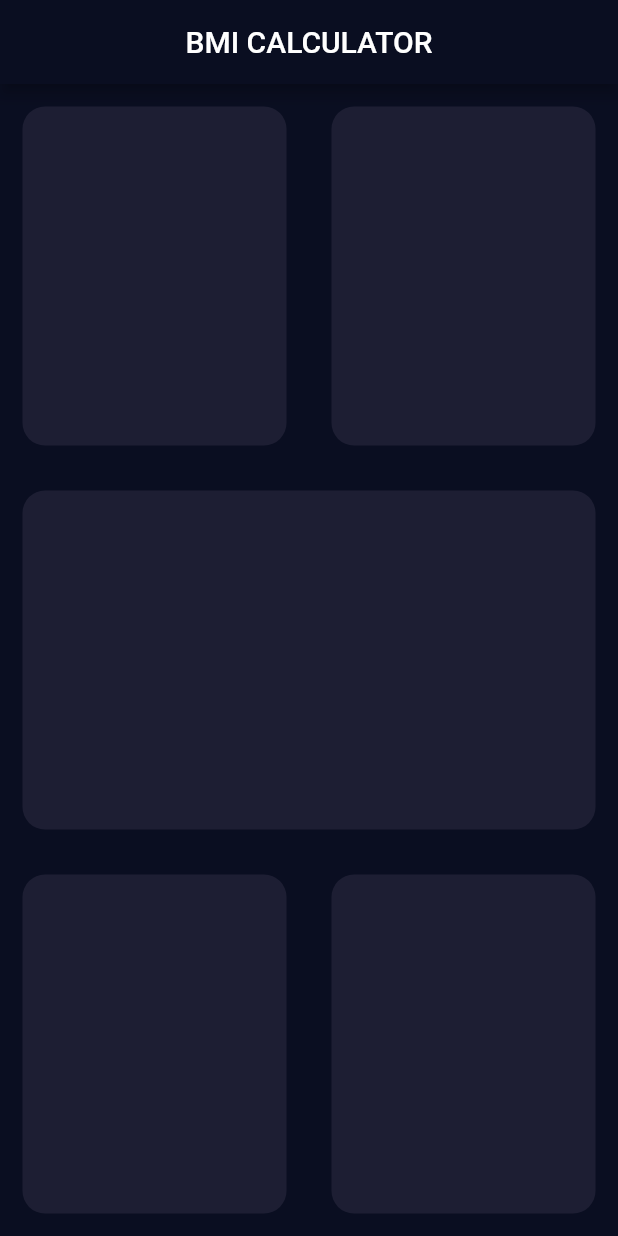
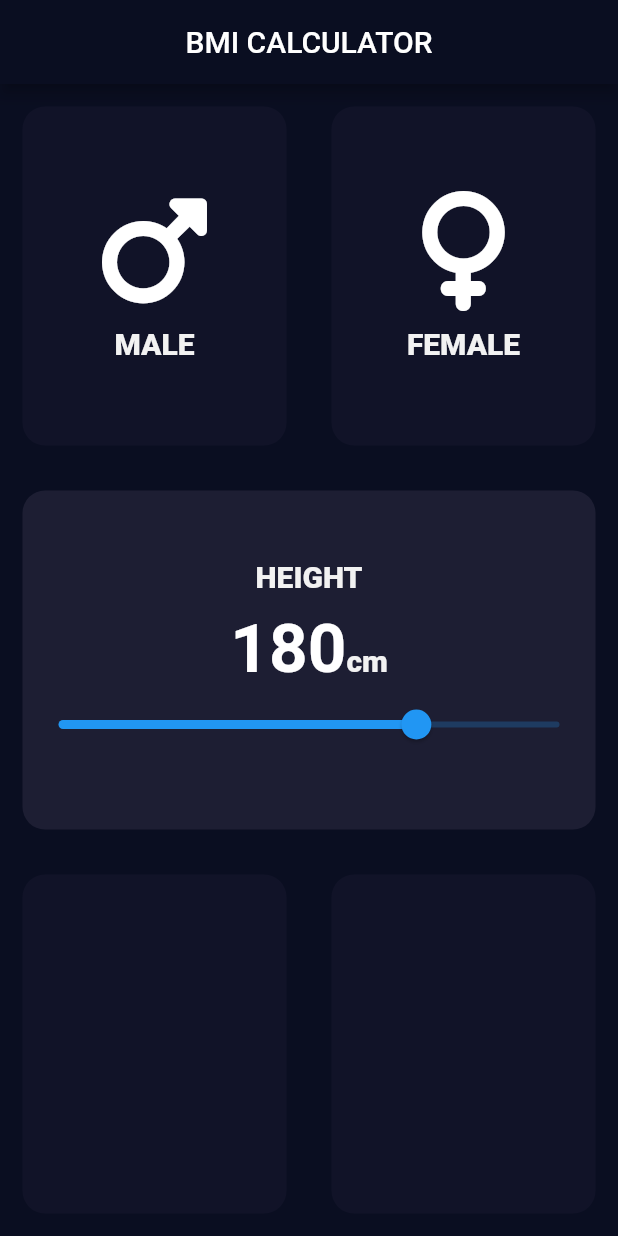
Before and after one commit to amankumarsahani/bmicalculator, a Flutter app: the screen it shows after launch, on a phone screen of 412 x 824 dp. Run offline on Flutter 3.47's test engine with Material 2 defaults, Android fonts, the phone set to English and light mode, and no system bars; our stand-ins replace font_awesome_flutter.

Commit message:
Finalize Gender section

```diff
--- /dev/null
+++ b/lib/Components/Gender.dart
@@ -0,0 +1,26 @@
+import 'package:flutter/material.dart';
+import '../Constants.dart';
+
+class GenderCard extends StatelessWidget {
+  GenderCard({required this.icon, required this.gender});
+  final IconData icon;
+  String gender;
+
+  @override
+  Widget build(BuildContext context) {
+    return Column(
+      mainAxisAlignment: MainAxisAlignment.center,
+      children: [
+        Icon(
+          icon,
+          size: 80.0,
+        ),
+        hr,
+        Text(
+          gender,
+          style: textLable,
+        )
+      ],
+    );
+  }
+}
--- /dev/null
+++ b/lib/Components/Layout.dart
@@ -0,0 +1,18 @@
+import 'package:flutter/material.dart';
+
+class ContainerBox extends StatelessWidget {
+  ContainerBox({required this.colour, this.cardChild});
+
+  final Color colour;
+  final Widget? cardChild;
+
+  @override
+  Widget build(BuildContext context) {
+    return Container(
+      child: cardChild,
+      margin: const EdgeInsets.all(15.0),
+      decoration: BoxDecoration(
+          color: colour, borderRadius: BorderRadius.circular(15.0)),
+    );
+  }
+}
--- /dev/null
+++ b/lib/Constants.dart
@@ -0,0 +1,16 @@
+import 'package:flutter/material.dart';
+
+const smTextLable = TextStyle(
+    color: Color(0xFFF2F2F2), fontSize: 15.0, fontWeight: FontWeight.w900);
+const textLable = TextStyle(
+    color: Color(0xFFF2F2F2), fontSize: 20.0, fontWeight: FontWeight.w900);
+const lgTextLable = TextStyle(fontSize: 45.0, fontWeight: FontWeight.bold);
+
+const active = Color(0xFF1D1E33);
+const inactive = Color(0xFF111328);
+
+enum genderType { male, female }
+
+Widget hr = SizedBox(height: 10.0);
+Widget vr = SizedBox(width: 10.0);
+int height = 180;
--- a/lib/input_page.dart
+++ b/lib/input_page.dart
@@ -1,4 +1,8 @@
 import 'package:flutter/material.dart';
+import 'package:font_awesome_flutter/font_awesome_flutter.dart';
+import 'Components/Gender.dart';
+import 'Components/Layout.dart';
+import 'Constants.dart';
 
 class MyHomePage extends StatefulWidget {
   const MyHomePage({super.key});
@@ -8,6 +12,10 @@ class MyHomePage extends StatefulWidget {
 }
 
 class _MyHomePageState extends State<MyHomePage> {
+  var selectedGender;
+  Color maleColorCard = inactive;
+  Color femaleColorCard = inactive;
+
   @override
   Widget build(BuildContext context) {
     return SafeArea(
@@ -22,22 +30,80 @@ class _MyHomePageState extends State<MyHomePage> {
             child: Row(
               children: [
                 Expanded(
-                    child: ContainerBox(
-                  colour: Color(0xFF1D1E33),
-                  cardChild: Column(
-                    children: [],
+                    child: GestureDetector(
+                  onTap: () {
+                    setState(() {
+                      selectedGender = genderType.male;
+                    });
+                  },
+                  child: ContainerBox(
+                    colour:
+                        selectedGender == genderType.male ? active : inactive,
+                    cardChild: GenderCard(
+                      icon: FontAwesomeIcons.mars,
+                      gender: 'MALE',
+                    ),
                   ),
                 )),
                 Expanded(
-                    child: ContainerBox(
-                  colour: Color(0xFF1D1E33),
+                    child: GestureDetector(
+                  onTap: () {
+                    setState(() {
+                      selectedGender = genderType.female;
+                    });
+                  },
+                  child: ContainerBox(
+                    colour:
+                        selectedGender == genderType.female ? active : inactive,
+                    cardChild: GenderCard(
+                      icon: FontAwesomeIcons.venus,
+                      gender: 'FEMALE',
+                    ),
+                  ),
                 ))
               ],
             ),
           ),
           Expanded(
             child: ContainerBox(
-              colour: Color(0xFF1D1E33),
+              colour: active,
+              cardChild: Column(
+                crossAxisAlignment: CrossAxisAlignment.stretch,
+                mainAxisAlignment: MainAxisAlignment.center,
+                children: [
+                  const Text(
+                    'HEIGHT',
+                    textAlign: TextAlign.center,
+                    style: textLable,
+                  ),
+                  hr,
+                  Row(
+                    mainAxisAlignment: MainAxisAlignment.center,
+                    crossAxisAlignment: CrossAxisAlignment.baseline,
+                    textBaseline: TextBaseline.alphabetic,
+                    children: [
+                      Text(
+                        height.toString(),
+                        style: lgTextLable,
+                      ),
+                      Text(
+                        'cm',
+                        style: textLable,
+                      )
+                    ],
+                  ),
+                  Slider(
+                    value: height.toDouble(),
+                    onChanged: (double val) {
+                      setState(() {
+                        height = val.toInt();
+                      });
+                    },
+                    min: 80,
+                    max: 220,
+                  )
+                ],
+              ),
             ),
           ),
           Expanded(
@@ -45,11 +111,11 @@ class _MyHomePageState extends State<MyHomePage> {
               children: [
                 Expanded(
                     child: ContainerBox(
-                  colour: Color(0xFF1D1E33),
+                  colour: inactive,
                 )),
                 Expanded(
                     child: ContainerBox(
-                  colour: Color(0xFF1D1E33),
+                  colour: inactive,
                 ))
               ],
             ),
@@ -59,19 +125,3 @@ class _MyHomePageState extends State<MyHomePage> {
     );
   }
 }
-
-class ContainerBox extends StatelessWidget {
-  ContainerBox({required this.colour, this.cardChild});
-
-  final Color colour;
-  final Widget? cardChild;
-
-  @override
-  Widget build(BuildContext context) {
-    return Container(
-      margin: const EdgeInsets.all(15.0),
-      decoration: BoxDecoration(
-          color: colour, borderRadius: BorderRadius.circular(15.0)),
-    );
-  }
-}
```
